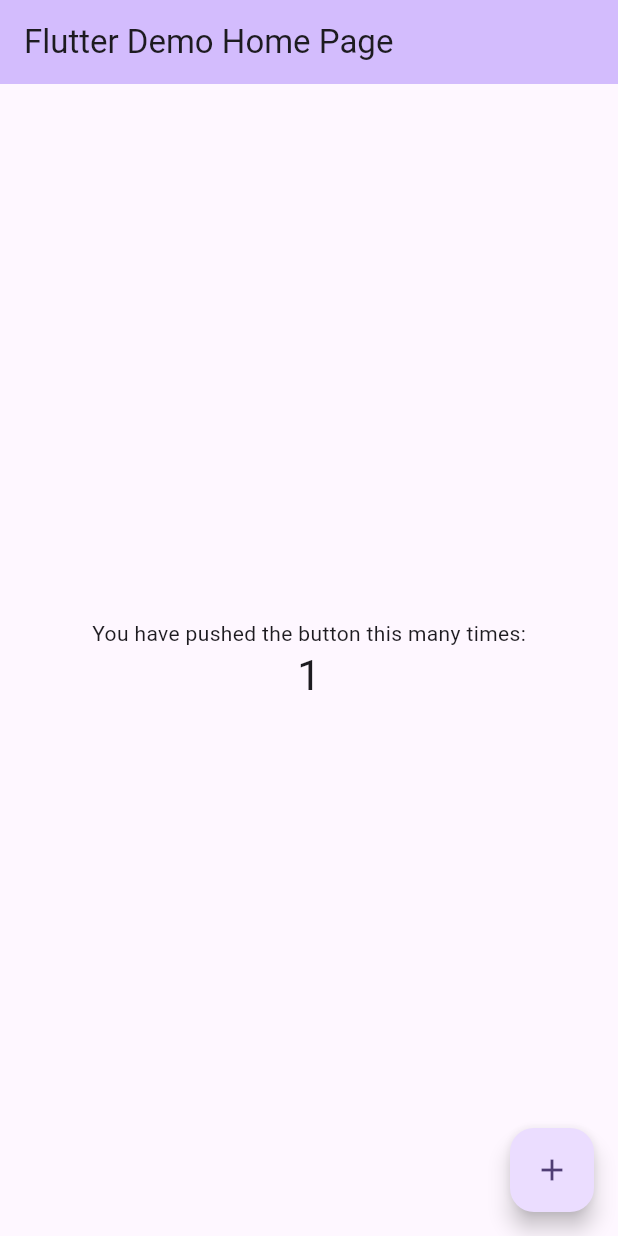
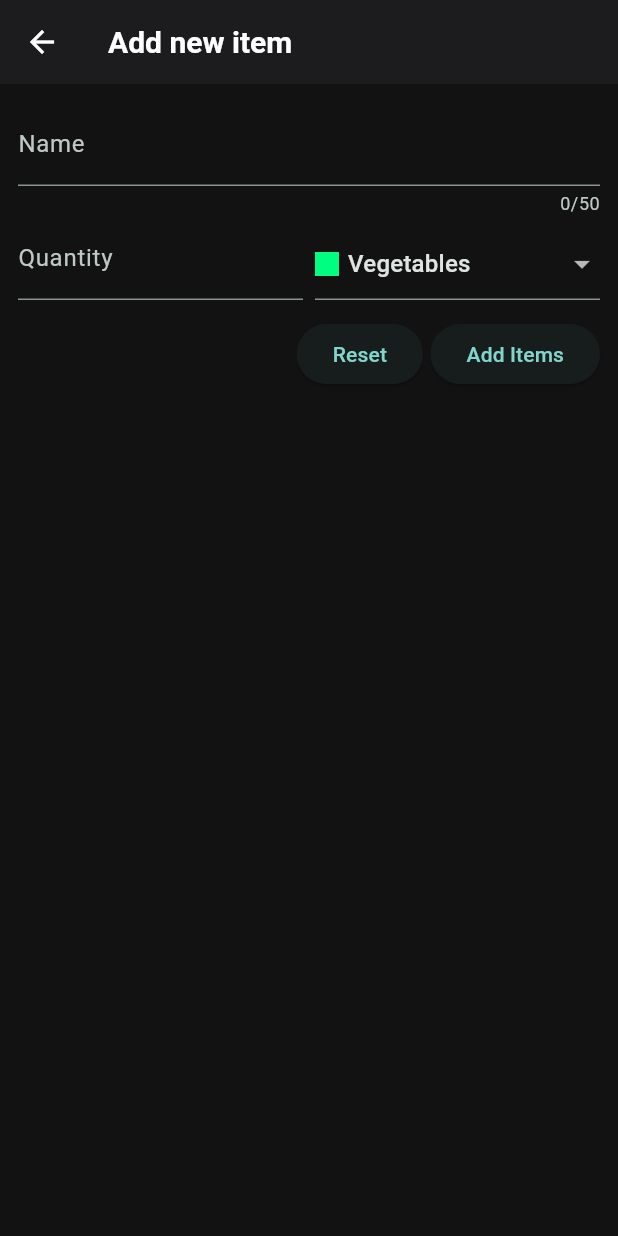
Before and after one commit to Shivansh1602/ShoppingList_app, a Flutter app: the screen it shows after launch, after a tap on the "add" icon, on a phone screen of 412 x 824 dp. Run offline on Flutter 3.47's test engine with Material 3 defaults, Android fonts, the phone set to English and light mode, and no system bars.

Commit message:
form validation, item addition, and swipe-to-delete functionality.

```diff
--- a/lib/data/categories.dart
+++ b/lib/data/categories.dart
@@ -0,0 +1,45 @@
+import 'package:flutter/material.dart';
+
+import 'package:shopping_list_app/models/category_model.dart';
+const categories = {
+  Categories.vegetables: Category(
+    'Vegetables',
+    Color.fromARGB(255, 0, 255, 128),
+  ),
+  Categories.fruit: Category(
+    'Fruit',
+    Color.fromARGB(255, 145, 255, 0),
+  ),
+  Categories.meat: Category(
+    'Meat',
+    Color.fromARGB(255, 255, 102, 0),
+  ),
+  Categories.dairy: Category(
+    'Dairy',
+    Color.fromARGB(255, 0, 208, 255),
+  ),
+  Categories.carbs: Category(
+    'Carbs',
+    Color.fromARGB(255, 0, 60, 255),
+  ),
+  Categories.sweets: Category(
+    'Sweets',
+    Color.fromARGB(255, 255, 149, 0),
+  ),
+  Categories.spices: Category(
+    'Spices',
+    Color.fromARGB(255, 255, 187, 0),
+  ),
+  Categories.convenience: Category(
+    'Convenience',
+    Color.fromARGB(255, 191, 0, 255),
+  ),
+  Categories.hygiene: Category(
+    'Hygiene',
+    Color.fromARGB(255, 149, 0, 255),
+  ),
+  Categories.other: Category(
+    'Other',
+    Color.fromARGB(255, 0, 225, 255),
+  ),
+};
--- a/lib/main.dart
+++ b/lib/main.dart
@@ -1,4 +1,5 @@
 import 'package:flutter/material.dart';
+import 'package:shopping_list_app/widget/grocery_list.dart';
 
 void main() {
   runApp(const MyApp());
@@ -10,113 +11,37 @@ class MyApp extends StatelessWidget {
   // This widget is the root of your application.
   @override
   Widget build(BuildContext context) {
-    return MaterialApp(
-      title: 'Flutter Demo',
-      theme: ThemeData(
-        // This is the theme of your application.
-        //
-        // TRY THIS: Try running your application with "flutter run". You'll see
-        // the application has a purple toolbar. Then, without quitting the app,
-        // try changing the seedColor in the colorScheme below to Colors.green
-        // and then invoke "hot reload" (save your changes or press the "hot
-        // reload" button in a Flutter-supported IDE, or press "r" if you used
-        // the command line to start the app).
-        //
-        // Notice that the counter didn't reset back to zero; the application
-        // state is not lost during the reload. To reset the state, use hot
-        // restart instead.
-        //
-        // This works for code too, not just values: Most code changes can be
-        // tested with just a hot reload.
-        colorScheme: ColorScheme.fromSeed(seedColor: Colors.deepPurple),
-      ),
-      home: const MyHomePage(title: 'Flutter Demo Home Page'),
+     return MaterialApp(
+    title: 'Flutter Groceries',
+    debugShowCheckedModeBanner: false,
+    theme: ThemeData(
+  useMaterial3: true,
+  colorScheme: ColorScheme.fromSeed(
+    seedColor: const Color(0xFF80CBC4), // Calm teal (Material You vibe)
+    brightness: Brightness.dark,
+    surface: const Color(0xFF1F1F1F),   // Soft dark surface
+  ),
+  scaffoldBackgroundColor: const Color(0xFF121212), // true dark
+  appBarTheme: const AppBarTheme(
+    backgroundColor: Color(0xFF1C1C1E),
+    foregroundColor: Colors.white,
+    elevation: 0,
+  ),
+  textTheme: const TextTheme(
+    titleLarge: TextStyle(
+      fontWeight: FontWeight.w600,
+      fontSize: 20,
+      color: Colors.white,
+    ),
+    bodyMedium: TextStyle(
+      fontSize: 16,
+      color: Colors.white70,
+    ),
+  ),
+  cardColor: const Color(0xFF232323),
+  iconTheme: const IconThemeData(color: Colors.white70),
+),
+      home: const GroceryList(),
     );
   }
 }
-
-class MyHomePage extends StatefulWidget {
-  const MyHomePage({super.key, required this.title});
-
-  // This widget is the home page of your application. It is stateful, meaning
-  // that it has a State object (defined below) that contains fields that affect
-  // how it looks.
-
-  // This class is the configuration for the state. It holds the values (in this
-  // case the title) provided by the parent (in this case the App widget) and
-  // used by the build method of the State. Fields in a Widget subclass are
-  // always marked "final".
-
-  final String title;
-
-  @override
-  State<MyHomePage> createState() => _MyHomePageState();
-}
-
-class _MyHomePageState extends State<MyHomePage> {
-  int _counter = 0;
-
-  void _incrementCounter() {
-    setState(() {
-      // This call to setState tells the Flutter framework that something has
-      // changed in this State, which causes it to rerun the build method below
-      // so that the display can reflect the updated values. If we changed
-      // _counter without calling setState(), then the build method would not be
-      // called again, and so nothing would appear to happen.
-      _counter++;
-    });
-  }
-
-  @override
-  Widget build(BuildContext context) {
-    // This method is rerun every time setState is called, for instance as done
-    // by the _incrementCounter method above.
-    //
-    // The Flutter framework has been optimized to make rerunning build methods
-    // fast, so that you can just rebuild anything that needs updating rather
-    // than having to individually change instances of widgets.
-    return Scaffold(
-      appBar: AppBar(
-        // TRY THIS: Try changing the color here to a specific color (to
-        // Colors.amber, perhaps?) and trigger a hot reload to see the AppBar
-        // change color while the other colors stay the same.
-        backgroundColor: Theme.of(context).colorScheme.inversePrimary,
-        // Here we take the value from the MyHomePage object that was created by
-        // the App.build method, and use it to set our appbar title.
-        title: Text(widget.title),
-      ),
-      body: Center(
-        // Center is a layout widget. It takes a single child and positions it
-        // in the middle of the parent.
-        child: Column(
-          // Column is also a layout widget. It takes a list of children and
-          // arranges them vertically. By default, it sizes itself to fit its
-          // children horizontally, and tries to be as tall as its parent.
-          //
-          // Column has various properties to control how it sizes itself and
-          // how it positions its children. Here we use mainAxisAlignment to
-          // center the children vertically; the main axis here is the vertical
-          // axis because Columns are vertical (the cross axis would be
-          // horizontal).
-          //
-          // TRY THIS: Invoke "debug painting" (choose the "Toggle Debug Paint"
-          // action in the IDE, or press "p" in the console), to see the
-          // wireframe for each widget.
-          mainAxisAlignment: MainAxisAlignment.center,
-          children: <Widget>[
-            const Text('You have pushed the button this many times:'),
-            Text(
-              '$_counter',
-              style: Theme.of(context).textTheme.headlineMedium,
-            ),
-          ],
-        ),
-      ),
-      floatingActionButton: FloatingActionButton(
-        onPressed: _incrementCounter,
-        tooltip: 'Increment',
-        child: const Icon(Icons.add),
-      ), // This trailing comma makes auto-formatting nicer for build methods.
-    );
-  }
-}
--- a/lib/models/category_model.dart
+++ b/lib/models/category_model.dart
@@ -0,0 +1,21 @@
+import 'package:flutter/material.dart';
+
+enum Categories {
+  vegetables,
+  fruit,
+  meat,
+  dairy,
+  carbs,
+  sweets,
+  spices,
+  convenience,
+  hygiene,
+  other
+}
+
+class Category {
+  const Category(this.title, this.color);
+
+  final String title;
+  final Color color;
+}
--- a/lib/models/grocery_item_model.dart
+++ b/lib/models/grocery_item_model.dart
@@ -0,0 +1,14 @@
+import 'package:shopping_list_app/models/category_model.dart';
+class GroceryItem {
+  const GroceryItem({
+    required this.id,
+    required this.name,
+    required this.quantity,
+    required this.category,
+  });
+
+  final String id;
+  final String name;
+  final int quantity;
+  final Category category;
+}
--- a/lib/widget/grocery_list.dart
+++ b/lib/widget/grocery_list.dart
@@ -0,0 +1,68 @@
+import 'package:flutter/material.dart';
+import 'package:shopping_list_app/models/grocery_item_model.dart';
+import 'package:shopping_list_app/widget/new_item.dart';
+// main screen
+
+class GroceryList extends StatefulWidget {
+  const GroceryList({super.key});
+
+  @override
+  State<GroceryList> createState() => _GroceryListState();
+}
+
+class _GroceryListState extends State<GroceryList> {
+  final List<GroceryItem> _groceryItems = [];
+
+  void _additem() async {
+    final newItem = await Navigator.of(context).push<GroceryItem>(
+      MaterialPageRoute(builder: (context) => const NewItem()),
+    );
+    if (newItem == null) {
+      return;
+    }
+
+    setState(() {
+      _groceryItems.add(newItem);
+    });
+  }
+  void _removeItem( GroceryItem item){
+  setState(() {
+    _groceryItems.remove(item);
+  });
+  }
+
+  @override
+  Widget build(BuildContext context) {
+    Widget content=const Center(child: Text('No items  added yet'),);
+
+    if(_groceryItems.isNotEmpty){
+      content=ListView.builder(
+        itemCount: _groceryItems.length,
+        itemBuilder: (context, index) => Dismissible(
+          onDismissed: (direction){
+            _removeItem(_groceryItems[index]);
+
+
+          },
+          key: ValueKey(_groceryItems[index].id),
+          child: ListTile(
+            title: Text(_groceryItems[index].name),
+            leading: Container(
+              width: 24,
+              height: 24,
+              color: _groceryItems[index].category.color,
+            ),
+            trailing: Text(_groceryItems[index].quantity.toString()),
+          ),
+        ),
+      );
+    }
+    return Scaffold(
+      appBar: AppBar(
+        title: const Text('Your Groceries'),
+        actions: [IconButton(onPressed: _additem, icon: Icon(Icons.add))],
+      ),
+      body: content,
+    );
+  }
+}
--- /dev/null
+++ b/lib/widget/new_item.dart
@@ -0,0 +1,131 @@
+import 'package:flutter/material.dart';
+import 'package:shopping_list_app/data/categories.dart';
+import 'package:shopping_list_app/models/category_model.dart';
+import 'package:shopping_list_app/models/grocery_item_model.dart';
+
+class NewItem extends StatefulWidget {
+  const NewItem({super.key});
+  @override
+  State<NewItem> createState() {
+    return _NewItem();
+  }
+}
+
+class _NewItem extends State<NewItem> {
+  final formKey=GlobalKey<FormState>();
+  var enteredName='';
+  var enteredQuantity;
+
+  var _selectedCategory=categories[Categories.vegetables]!;
+
+ void _saveItem(){  //validate is a method provided by the form widget which automtically which reach outs to all the form widgets inside of the form and executes its validator functions
+ if(formKey.currentState!.validate()){// as validate returns bool value we can pass it in if else condition and check if validations are correect only then the data will be saved
+  formKey.currentState!.save();
+  Navigator.of(context).pop(GroceryItem(id: DateTime.now.toString(), name: enteredName, quantity: enteredQuantity, category: _selectedCategory));
+  }
+
+ }
+
+
+
+  @override
+  Widget build(BuildContext context) {
+    return Scaffold(
+      appBar: AppBar(title: Text("Add new item")),
+      body: Padding(
+        padding: const EdgeInsets.all(12),
+        child: Form(
+          key:formKey ,
+          child: Column(
+            children: [
+              TextFormField(
+                maxLength: 50,
+                decoration: InputDecoration(label: Text('Name')),
+                validator: (value) {
+                  if (value == null ||
+                      value.isEmpty ||
+                      value.trim().length <= 1 ||
+                      value.trim().length > 50) {
+                    return 'Must be between 1 and 50 characters.';
+                  }
+                  return null;
+                },
+                onSaved: (value){
+                  enteredName=value!;
+                },
+              ), // instead of textfield() widget while dealing with forms
+              Row(
+                crossAxisAlignment: CrossAxisAlignment.end,
+                children: [
+                  Expanded(
+                    child: TextFormField(
+                      keyboardType: TextInputType.number,
+                      decoration: InputDecoration(label: Text('Quantity')),
+                      validator: (value) {
+                        if (value == null ||
+                            value.isEmpty ||
+                            int.tryParse(value) == null ||
+                            int.tryParse(value)! <= 0) {
+                          return 'Must be a valid, positive number';
+                        }
+                        return null;
+                      },
+                      onSaved: (value){
+                        enteredQuantity=int.parse(value!);
+                      },
+                    ),
+                  ),
+                  SizedBox(width: 8),
+                  Expanded(
+                    child: DropdownButtonFormField(
+                      value: _selectedCategory,
+
+                      items: [
+                        for (final category
+                            in categories
+                                .entries) //.entries is used to treat a map like a list
+                          DropdownMenuItem(
+                            value: category.value,
+                            child: Row(
+                              children: [
+                                Container(
+                                  width: 16,
+                                  height: 16,
+                                  color: category.value.color,
+                                ),
+                                SizedBox(width: 6),
+                                Text(category.value.title),
+                              ],
+                            ),
+                          ),
+                      ],
+                      onChanged: (value) {
+                        setState(() {
+                          _selectedCategory=value!;
+                        });
+
+                      },
+                    ),
+                  ),
+                ],
+              ),
+              const SizedBox(height: 12),
+              Row(
+                mainAxisAlignment: MainAxisAlignment.end,
+                children: [
+                  ElevatedButton(onPressed: () {
+                    formKey.currentState!.reset();
+                  },
+                  child: Text('Reset')),
+                  SizedBox(width: 5),
+                  ElevatedButton(onPressed: _saveItem,
+                   child: Text('Add Items')),
+                ],
+              ),
+            ],
+          ),
+        ),
+      ),
+    );
+  }
+}
```
Also changed, not shown: lib/data/dummy_items.dart (deleted).
